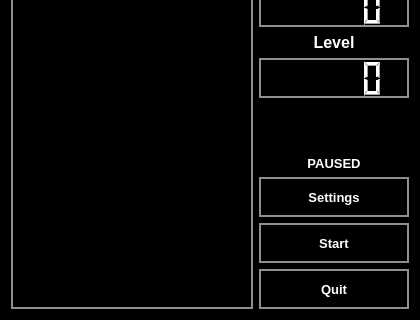
lewyg/qt-tetris, file mainwindow.ui: the form before one commit; both pictures show x 0 to 420 and y 230 to 550 of the 420 by 550 pixel window.
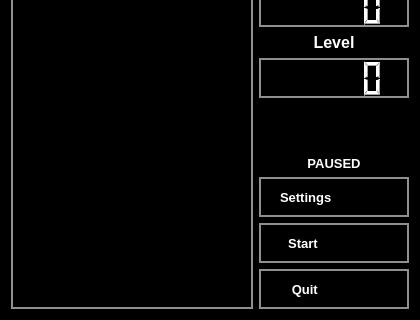
The form after the commit. Icons and pictures are not drawn.

Commit message: images  icons added

The edit to the form file:
```diff
--- a/mainwindow.ui
+++ b/mainwindow.ui
@@ -1161,12 +1161,25 @@
         <property name="focusPolicy">
          <enum>Qt::NoFocus</enum>
         </property>
+        <property name="layoutDirection">
+         <enum>Qt::LeftToRight</enum>
+        </property>
         <property name="styleSheet">
-         <string notr="true">border-color: rgb(255, 255, 255);border: 2px solid #8f8f91;</string>
+         <string notr="true">border-color: rgb(255, 255, 255);border: 2px solid #8f8f91;text-align: left;padding-left: 19px;</string>
         </property>
         <property name="text">
          <string>Settings</string>
         </property>
+        <property name="icon">
+         <iconset resource="res.qrc">
+          <normaloff>:/img/settings.png</normaloff>:/img/settings.png</iconset>
+        </property>
+        <property name="iconSize">
+         <size>
+          <width>32</width>
+          <height>32</height>
+         </size>
+        </property>
        </widget>
       </item>
       <item>
@@ -1322,10 +1335,20 @@
          <enum>Qt::NoFocus</enum>
         </property>
         <property name="styleSheet">
-         <string notr="true">border-color: rgb(255, 255, 255);border: 2px solid #8f8f91;</string>
+         <string notr="true">border-color: rgb(255, 255, 255);border: 2px solid #8f8f91;text-align: left;padding-left: 20px;</string>
         </property>
         <property name="text">
-         <string>Start</string>
+         <string>  Start</string>
+        </property>
+        <property name="icon">
+         <iconset resource="res.qrc">
+          <normaloff>:/img/start.png</normaloff>:/img/start.png</iconset>
+        </property>
+        <property name="iconSize">
+         <size>
+          <width>32</width>
+          <height>32</height>
+         </size>
         </property>
        </widget>
       </item>
@@ -1482,10 +1505,20 @@
          <enum>Qt::NoFocus</enum>
         </property>
         <property name="styleSheet">
-         <string notr="true">border-color: rgb(255, 255, 255);border: 2px solid #8f8f91;</string>
+         <string notr="true">border-color: rgb(255, 255, 255);border: 2px solid #8f8f91;text-align: left;padding-left: 20px;</string>
         </property>
         <property name="text">
-         <string>Quit</string>
+         <string>   Quit</string>
+        </property>
+        <property name="icon">
+         <iconset resource="res.qrc">
+          <normaloff>:/img/quit.png</normaloff>:/img/quit.png</iconset>
+        </property>
+        <property name="iconSize">
+         <size>
+          <width>32</width>
+          <height>32</height>
+         </size>
         </property>
        </widget>
       </item>
```
Left out of the diff: 7 changed lines with no effect on the pictures. The commit also changes 9 other files.
